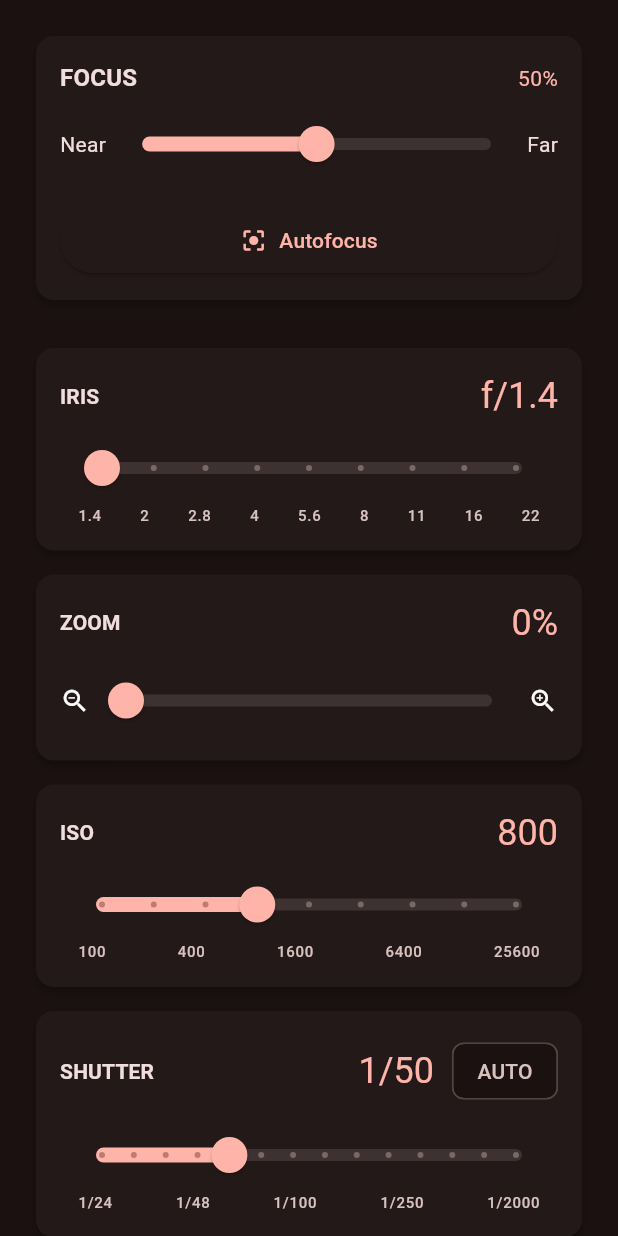
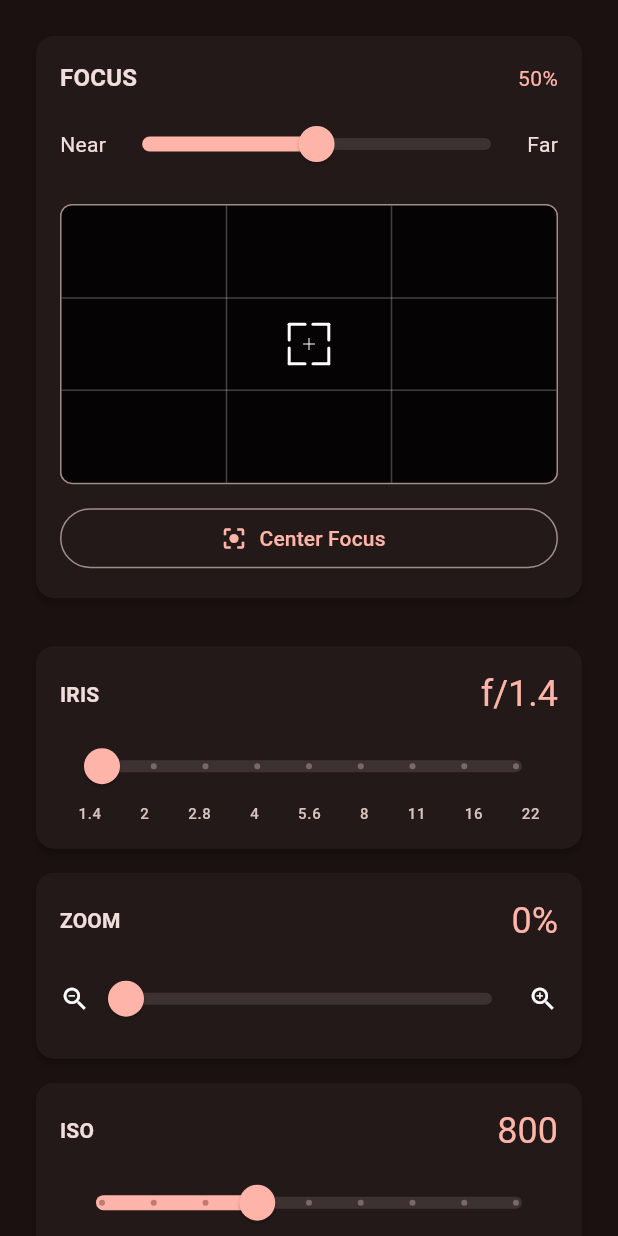
Before and after one commit to koorchik/blackmagic_camera_control, a Flutter app: the ControlScreen widget shown alone on an empty page, opened directly, on a phone screen of 412 x 824 dp. Run offline on Flutter 3.47's test engine with Material 3 defaults, Android fonts, the phone set to English and light mode, and no system bars; our stand-ins replace shared_preferences; accounts and stored records are empty.

Commit message:
Better focus ux

```diff
--- a/lib/controllers/lens_controller.dart
+++ b/lib/controllers/lens_controller.dart
@@ -27,10 +27,11 @@ class LensController {
     getService()?.setFocus(value);
   }
 
-  /// Trigger autofocus
-  Future<void> triggerAutofocus() async {
+  /// Trigger autofocus at a specific position in frame
+  /// [x] and [y] are normalized coordinates (0.0-1.0), defaulting to center
+  Future<void> triggerAutofocus({double x = 0.5, double y = 0.5}) async {
     try {
-      await getService()?.triggerAutofocus();
+      await getService()?.triggerAutofocus(x: x, y: y);
       // Wait a bit for AF to complete, then fetch new focus position
       await Future.delayed(const Duration(milliseconds: 500));
       final newFocus = await getService()?.getFocus();
--- a/lib/providers/camera_state_provider.dart
+++ b/lib/providers/camera_state_provider.dart
@@ -248,7 +248,8 @@ class CameraStateProvider extends ChangeNotifier {
   // ========== LENS CONTROLS (delegated) ==========
   void setFocusDebounced(double value) => _lensController.setFocusDebounced(value);
   void setFocusFinal(double value) => _lensController.setFocusFinal(value);
-  Future<void> triggerAutofocus() => _lensController.triggerAutofocus();
+  Future<void> triggerAutofocus({double x = 0.5, double y = 0.5}) =>
+      _lensController.triggerAutofocus(x: x, y: y);
   void setIrisDebounced(double value) => _lensController.setIrisDebounced(value);
   void setIrisFinal(double value) => _lensController.setIrisFinal(
         value,
--- a/lib/screens/control_screen.dart
+++ b/lib/screens/control_screen.dart
@@ -1,6 +1,8 @@
 import 'package:flutter/material.dart';
+import 'package:provider/provider.dart';
+import '../providers/camera_state_provider.dart';
 import '../widgets/focus/focus_slider.dart';
-import '../widgets/focus/autofocus_button.dart';
+import '../widgets/focus/focus_point_selector.dart';
 import '../widgets/exposure/iso_selector.dart';
 import '../widgets/exposure/shutter_control.dart';
 import '../widgets/exposure/white_balance_control.dart';
@@ -87,19 +89,7 @@ class ControlScreen extends StatelessWidget {
   }
 
   static Widget _buildFocusCard() {
-    return const Card(
-      child: Padding(
-        padding: EdgeInsets.all(16),
-        child: Column(
-          crossAxisAlignment: CrossAxisAlignment.stretch,
-          children: [
-            FocusSlider(),
-            SizedBox(height: 16),
-            AutofocusButton(),
-          ],
-        ),
-      ),
-    );
+    return const _FocusCard();
   }
 
   static Widget _buildTransportCard() {
@@ -117,3 +107,49 @@ class ControlScreen extends StatelessWidget {
     );
   }
 }
+
+/// Focus card with slider and focus point selector.
+class _FocusCard extends StatefulWidget {
+  const _FocusCard();
+
+  @override
+  State<_FocusCard> createState() => _FocusCardState();
+}
+
+class _FocusCardState extends State<_FocusCard> {
+  bool _isLoading = false;
+
+  Future<void> _triggerAutofocus(double x, double y) async {
+    if (_isLoading) return;
+
+    setState(() => _isLoading = true);
+
+    try {
+      await context.read<CameraStateProvider>().triggerAutofocus(x: x, y: y);
+    } finally {
+      if (mounted) {
+        setState(() => _isLoading = false);
+      }
+    }
+  }
+
+  @override
+  Widget build(BuildContext context) {
+    return Card(
+      child: Padding(
+        padding: const EdgeInsets.all(16),
+        child: Column(
+          crossAxisAlignment: CrossAxisAlignment.stretch,
+          children: [
+            const FocusSlider(),
+            const SizedBox(height: 16),
+            FocusPointSelector(
+              onPositionSelected: _triggerAutofocus,
+              isLoading: _isLoading,
+            ),
+          ],
+        ),
+      ),
+    );
+  }
+}
--- a/lib/services/camera_api_client.dart
+++ b/lib/services/camera_api_client.dart
@@ -42,14 +42,12 @@ class CameraApiClient {
     await _put(ApiEndpoints.lensFocus, {'normalised': value.clamp(0.0, 1.0)});
   }
 
-  /// Trigger autofocus
-  Future<void> triggerAutofocus() async {
-    final response = await _httpClient
-        .put(Uri.parse('$_baseUrl${ApiEndpoints.lensDoAutoFocus}'))
-        .timeout(Durations.connectionTimeout);
-    if (response.statusCode != 200 && response.statusCode != 204) {
-      throw ApiException('Autofocus failed: ${response.statusCode}');
-    }
+  /// Trigger autofocus at a specific position in frame
+  /// [x] and [y] are normalized coordinates (0.0-1.0), defaulting to center
+  Future<void> triggerAutofocus({double x = 0.5, double y = 0.5}) async {
+    await _put(ApiEndpoints.lensDoAutoFocus, {
+      'position': {'x': x.clamp(0.0, 1.0), 'y': y.clamp(0.0, 1.0)},
+    });
   }
 
   /// Get current iris value
--- a/lib/services/camera_service.dart
+++ b/lib/services/camera_service.dart
@@ -105,8 +105,9 @@ class CameraService {
   /// Set focus immediately (no debounce)
   Future<void> setFocus(double value) => _apiClient.setFocus(value);
 
-  /// Trigger autofocus
-  Future<void> triggerAutofocus() => _apiClient.triggerAutofocus();
+  /// Trigger autofocus at a specific position in frame
+  Future<void> triggerAutofocus({double x = 0.5, double y = 0.5}) =>
+      _apiClient.triggerAutofocus(x: x, y: y);
 
   /// Get current focus position
   Future<double> getFocus() => _apiClient.getFocus();
--- /dev/null
+++ b/lib/widgets/focus/focus_point_selector.dart
@@ -0,0 +1,322 @@
+import 'package:flutter/material.dart';
+
+/// A touch pad widget for selecting focus position in the camera frame.
+/// Displays a 16:9 aspect ratio frame with rule-of-thirds grid and focus bracket.
+class FocusPointSelector extends StatefulWidget {
+  const FocusPointSelector({
+    super.key,
+    required this.onPositionSelected,
+    this.isLoading = false,
+  });
+
+  /// Callback when user taps or drags to select a focus position.
+  /// [x] and [y] are normalized coordinates (0.0-1.0).
+  final void Function(double x, double y) onPositionSelected;
+
+  /// Whether autofocus is currently in progress.
+  final bool isLoading;
+
+  @override
+  State<FocusPointSelector> createState() => _FocusPointSelectorState();
+}
+
+class _FocusPointSelectorState extends State<FocusPointSelector>
+    with SingleTickerProviderStateMixin {
+  // Current selected position (normalized 0.0-1.0)
+  double _x = 0.5;
+  double _y = 0.5;
+
+  // Animation controller for the pulse effect during autofocus
+  late AnimationController _pulseController;
+  late Animation<double> _pulseAnimation;
+
+  @override
+  void initState() {
+    super.initState();
+    _pulseController = AnimationController(
+      vsync: this,
+      duration: const Duration(milliseconds: 800),
+    );
+    _pulseAnimation = Tween<double>(begin: 1.0, end: 1.4).animate(
+      CurvedAnimation(parent: _pulseController, curve: Curves.easeInOut),
+    );
+  }
+
+  @override
+  void didUpdateWidget(FocusPointSelector oldWidget) {
+    super.didUpdateWidget(oldWidget);
+    if (widget.isLoading && !oldWidget.isLoading) {
+      _pulseController.repeat(reverse: true);
+    } else if (!widget.isLoading && oldWidget.isLoading) {
+      _pulseController.stop();
+      _pulseController.reset();
+    }
+  }
+
+  @override
+  void dispose() {
+    _pulseController.dispose();
+    super.dispose();
+  }
+
+  void _handleTapOrDrag(Offset localPosition, Size size) {
+    // Convert to normalized coordinates (0.0-1.0)
+    final x = (localPosition.dx / size.width).clamp(0.0, 1.0);
+    final y = (localPosition.dy / size.height).clamp(0.0, 1.0);
+
+    setState(() {
+      _x = x;
+      _y = y;
+    });
+
+    widget.onPositionSelected(x, y);
+  }
+
+  @override
+  Widget build(BuildContext context) {
+    final theme = Theme.of(context);
+
+    return Column(
+      crossAxisAlignment: CrossAxisAlignment.stretch,
+      children: [
+        // Frame selector with 16:9 aspect ratio
+        AspectRatio(
+          aspectRatio: 16 / 9,
+          child: LayoutBuilder(
+            builder: (context, constraints) {
+              final size = Size(constraints.maxWidth, constraints.maxHeight);
+
+              return GestureDetector(
+                onTapDown: (details) => _handleTapOrDrag(details.localPosition, size),
+                onPanUpdate: (details) => _handleTapOrDrag(details.localPosition, size),
+                child: Container(
+                  decoration: BoxDecoration(
+                    color: Colors.black87,
+                    borderRadius: BorderRadius.circular(8),
+                    border: Border.all(color: theme.colorScheme.outline),
+                  ),
+                  child: ClipRRect(
+                    borderRadius: BorderRadius.circular(7),
+                    child: CustomPaint(
+                      painter: _FocusFramePainter(
+                        focusX: _x,
+                        focusY: _y,
+                        isLoading: widget.isLoading,
+                        pulseScale: _pulseAnimation.value,
+                        gridColor: Colors.white24,
+                        bracketColor: widget.isLoading
+                            ? theme.colorScheme.primary
+                            : Colors.white,
+                      ),
+                      child: widget.isLoading
+                          ? AnimatedBuilder(
+                              animation: _pulseAnimation,
+                              builder: (context, child) {
+                                return CustomPaint(
+                                  painter: _FocusFramePainter(
+                                    focusX: _x,
+                                    focusY: _y,
+                                    isLoading: true,
+                                    pulseScale: _pulseAnimation.value,
+                                    gridColor: Colors.white24,
+                                    bracketColor: theme.colorScheme.primary,
+                                  ),
+                                );
+                              },
+                            )
+                          : null,
+                    ),
+                  ),
+                ),
+              );
+            },
+          ),
+        ),
+        const SizedBox(height: 12),
+        // Center Focus button
+        OutlinedButton.icon(
+          onPressed: widget.isLoading
+              ? null
+              : () {
+                  setState(() {
+                    _x = 0.5;
+                    _y = 0.5;
+                  });
+                  widget.onPositionSelected(0.5, 0.5);
+                },
+          icon: widget.isLoading
+              ? SizedBox(
+                  width: 18,
+                  height: 18,
+                  child: CircularProgressIndicator(
+                    strokeWidth: 2,
+                    color: theme.colorScheme.primary,
+                  ),
+                )
+              : const Icon(Icons.center_focus_strong, size: 18),
+          label: Text(widget.isLoading ? 'Focusing...' : 'Center Focus'),
+        ),
+      ],
+    );
+  }
+}
+
+/// Custom painter for the focus frame with grid and bracket indicator.
+class _FocusFramePainter extends CustomPainter {
+  _FocusFramePainter({
+    required this.focusX,
+    required this.focusY,
+    required this.isLoading,
+    required this.pulseScale,
+    required this.gridColor,
+    required this.bracketColor,
+  });
+
+  final double focusX;
+  final double focusY;
+  final bool isLoading;
+  final double pulseScale;
+  final Color gridColor;
+  final Color bracketColor;
+
+  @override
+  void paint(Canvas canvas, Size size) {
+    // Draw rule-of-thirds grid
+    _drawGrid(canvas, size);
+
+    // Draw focus bracket at selected position
+    _drawFocusBracket(canvas, size);
+  }
+
+  void _drawGrid(Canvas canvas, Size size) {
+    final paint = Paint()
+      ..color = gridColor
+      ..strokeWidth = 1
+      ..style = PaintingStyle.stroke;
+
+    // Vertical lines (thirds)
+    final thirdWidth = size.width / 3;
+    canvas.drawLine(
+      Offset(thirdWidth, 0),
+      Offset(thirdWidth, size.height),
+      paint,
+    );
+    canvas.drawLine(
+      Offset(thirdWidth * 2, 0),
+      Offset(thirdWidth * 2, size.height),
+      paint,
+    );
+
+    // Horizontal lines (thirds)
+    final thirdHeight = size.height / 3;
+    canvas.drawLine(
+      Offset(0, thirdHeight),
+      Offset(size.width, thirdHeight),
+      paint,
+    );
+    canvas.drawLine(
+      Offset(0, thirdHeight * 2),
+      Offset(size.width, thirdHeight * 2),
+      paint,
+    );
+  }
+
+  void _drawFocusBracket(Canvas canvas, Size size) {
+    final centerX = focusX * size.width;
+    final centerY = focusY * size.height;
+
+    // Bracket size (scaled for animation during loading)
+    final baseSize = size.width * 0.08;
+    final bracketSize = isLoading ? baseSize * pulseScale : baseSize;
+    final cornerLength = bracketSize * 0.4;
+    final strokeWidth = 2.0;
+
+    final paint = Paint()
+      ..color = bracketColor
+      ..strokeWidth = strokeWidth
+      ..style = PaintingStyle.stroke
+      ..strokeCap = StrokeCap.round;
+
+    // Calculate bracket corners
+    final left = centerX - bracketSize / 2;
+    final right = centerX + bracketSize / 2;
+    final top = centerY - bracketSize / 2;
+    final bottom = centerY + bracketSize / 2;
+
+    // Draw four corner brackets (professional camera style)
+    // Top-left corner
+    canvas.drawLine(
+      Offset(left, top + cornerLength),
+      Offset(left, top),
+      paint,
+    );
+    canvas.drawLine(
+      Offset(left, top),
+      Offset(left + cornerLength, top),
+      paint,
+    );
+
+    // Top-right corner
+    canvas.drawLine(
+      Offset(right - cornerLength, top),
+      Offset(right, top),
+      paint,
+    );
+    canvas.drawLine(
+      Offset(right, top),
+      Offset(right, top + cornerLength),
+      paint,
+    );
+
+    // Bottom-left corner
+    canvas.drawLine(
+      Offset(left, bottom - cornerLength),
+      Offset(left, bottom),
+      paint,
+    );
+    canvas.drawLine(
+      Offset(left, bottom),
+      Offset(left + cornerLength, bottom),
+      paint,
+    );
+
+    // Bottom-right corner
+    canvas.drawLine(
+      Offset(right - cornerLength, bottom),
+      Offset(right, bottom),
+      paint,
+    );
+    canvas.drawLine(
+      Offset(right, bottom),
+      Offset(right, bottom - cornerLength),
+      paint,
+    );
+
+    // Draw small center crosshair
+    final crosshairSize = bracketSize * 0.15;
+    final crosshairPaint = Paint()
+      ..color = bracketColor.withValues(alpha: 0.7)
+      ..strokeWidth = 1
+      ..style = PaintingStyle.stroke;
+
+    canvas.drawLine(
+      Offset(centerX - crosshairSize, centerY),
+      Offset(centerX + crosshairSize, centerY),
+      crosshairPaint,
+    );
+    canvas.drawLine(
+      Offset(centerX, centerY - crosshairSize),
+      Offset(centerX, centerY + crosshairSize),
+      crosshairPaint,
+    );
+  }
+
+  @override
+  bool shouldRepaint(covariant _FocusFramePainter oldDelegate) {
+    return oldDelegate.focusX != focusX ||
+        oldDelegate.focusY != focusY ||
+        oldDelegate.isLoading != isLoading ||
+        oldDelegate.pulseScale != pulseScale ||
+        oldDelegate.bracketColor != bracketColor;
+  }
+}
```
